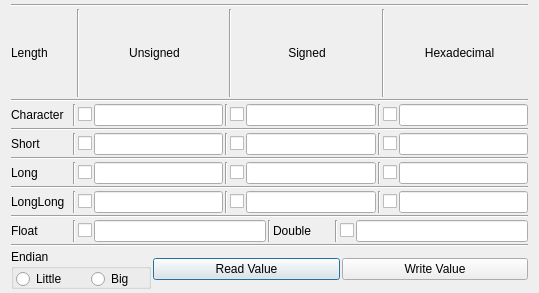
The window that source/binary_values_view.ui (Rolloke/GUI-Apps) describes before a commit, drawn with Qt 5.
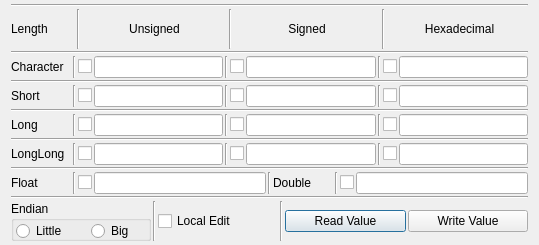
The same window after the commit.

The edit to the form file:
```diff
--- a/source/binary_values_view.ui
+++ b/source/binary_values_view.ui
@@ -7,7 +7,7 @@
     <x>0</x>
     <y>0</y>
     <width>539</width>
-    <height>293</height>
+    <height>245</height>
    </rect>
   </property>
   <property name="windowTitle">
@@ -182,7 +182,10 @@
       </widget>
      </item>
      <item>
-      <widget class="QCheckBox" name="checkSignedByte">
+      <widget class="QCheckBox" name="checkUnsignedByte">
+       <property name="toolTip">
+        <string>Check to edit this value</string>
+       </property>
        <property name="text">
         <string/>
        </property>
@@ -203,7 +206,10 @@
       </widget>
      </item>
      <item>
-      <widget class="QCheckBox" name="checkUnsignedByte">
+      <widget class="QCheckBox" name="checkSignedByte">
+       <property name="toolTip">
+        <string/>
+       </property>
        <property name="text">
         <string/>
        </property>
@@ -261,7 +267,7 @@
       </widget>
      </item>
      <item>
-      <widget class="QCheckBox" name="checkSignedShort">
+      <widget class="QCheckBox" name="checkUnsignedShort">
        <property name="text">
         <string/>
        </property>
@@ -278,7 +284,7 @@
       </widget>
      </item>
      <item>
-      <widget class="QCheckBox" name="checkUnsignedShort">
+      <widget class="QCheckBox" name="checkSignedShort">
        <property name="text">
         <string/>
        </property>
@@ -336,7 +342,7 @@
       </widget>
      </item>
      <item>
-      <widget class="QCheckBox" name="checkSignedLong">
+      <widget class="QCheckBox" name="checkUnsignedLong">
        <property name="text">
         <string/>
        </property>
@@ -353,7 +359,7 @@
       </widget>
      </item>
      <item>
-      <widget class="QCheckBox" name="checkUnsignedLong">
+      <widget class="QCheckBox" name="checkSignedLong">
        <property name="text">
         <string/>
        </property>
@@ -411,7 +417,7 @@
       </widget>
      </item>
      <item>
-      <widget class="QCheckBox" name="checkSignedLongLong">
+      <widget class="QCheckBox" name="checkUnsignedLongLong">
        <property name="text">
         <string/>
        </property>
@@ -428,7 +434,7 @@
       </widget>
      </item>
      <item>
-      <widget class="QCheckBox" name="checkUnsignedLongLong">
+      <widget class="QCheckBox" name="checkSignedLongLong">
        <property name="text">
         <string/>
        </property>
@@ -588,6 +594,30 @@
        </widget>
       </widget>
      </item>
+     <item>
+      <widget class="Line" name="line_21">
+       <property name="orientation">
+        <enum>Qt::Vertical</enum>
+       </property>
+      </widget>
+     </item>
+     <item>
+      <widget class="QCheckBox" name="checkStandAlone">
+       <property name="toolTip">
+        <string>Check to edit local values</string>
+       </property>
+       <property name="text">
+        <string>Local Edit</string>
+       </property>
+      </widget>
+     </item>
+     <item>
+      <widget class="Line" name="line_22">
+       <property name="orientation">
+        <enum>Qt::Vertical</enum>
+       </property>
+      </widget>
+     </item>
      <item>
       <widget class="QPushButton" name="btnReadValue">
        <property name="text">
```
Left out of the diff: 15 changed lines with no effect on the pictures.
